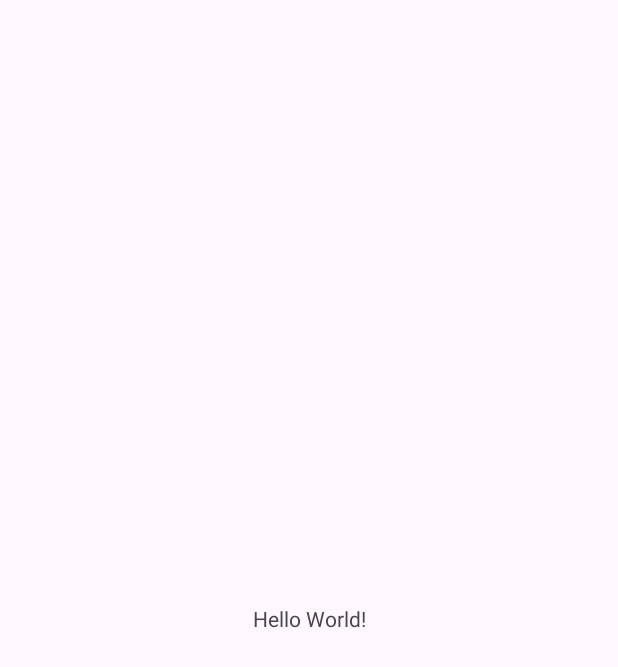
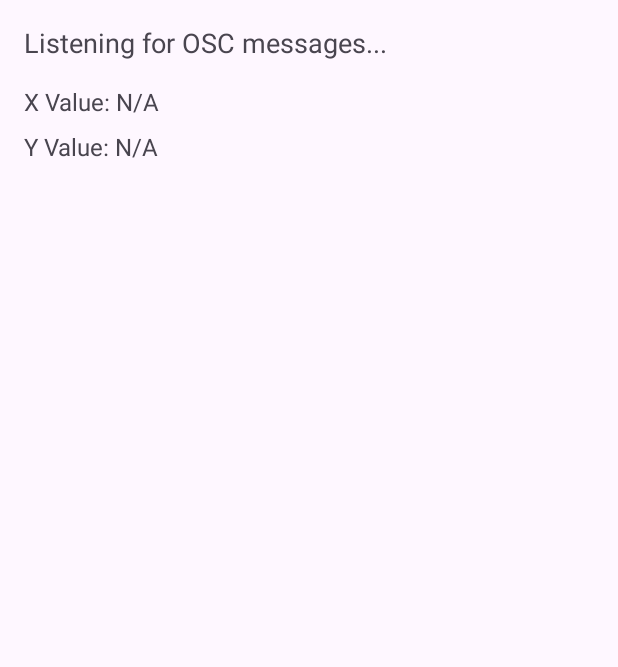
Before and after one commit to AnuragKurumaddali/MusicOnMovementsReceiver, an Android app: the screen it shows after launch (MainActivity), on a phone screen of 412 x 824 dp. Before the commit the part shown is almost empty. Shown: the top 667 px of the screen. Run offline under Robolectric (Android 15) with nearby library versions, the phone set to English and light mode, and no system bars.

Commit message:
Created the client for listening OSC messges from Server

```diff
--- a/app/build.gradle.kts
+++ b/app/build.gradle.kts
@@ -42,6 +42,10 @@ dependencies {
     implementation(libs.material)
     implementation(libs.androidx.activity)
     implementation(libs.androidx.constraintlayout)
+
+    // OSC communication library
+    implementation(files("libs\\javaosc.jar"))
+
     testImplementation(libs.junit)
     androidTestImplementation(libs.androidx.junit)
     androidTestImplementation(libs.androidx.espresso.core)
--- a/app/src/main/AndroidManifest.xml
+++ b/app/src/main/AndroidManifest.xml
@@ -1,6 +1,10 @@
 <?xml version="1.0" encoding="utf-8"?>
 <manifest xmlns:android="http://schemas.android.com/apk/res/android"
     xmlns:tools="http://schemas.android.com/tools">
+
+    <uses-permission android:name="android.permission.INTERNET" />
+    <uses-permission android:name="android.permission.ACCESS_NETWORK_STATE" />
+    <uses-permission android:name="android.permission.RECORD_AUDIO" />
 
     <application
         android:allowBackup="true"
--- a/app/src/main/java/com/vajra/musiconmovementsreceiver/MainActivity.kt
+++ b/app/src/main/java/com/vajra/musiconmovementsreceiver/MainActivity.kt
@@ -1,11 +1,28 @@
 package com.vajra.musiconmovementsreceiver
 
 import android.os.Bundle
+import android.widget.TextView
 import androidx.appcompat.app.AppCompatActivity
 
 class MainActivity : AppCompatActivity() {
+    private lateinit var statusTextView: TextView
+    private lateinit var xTextView: TextView
+    private lateinit var yTextView: TextView
+    private lateinit var oscMessageReceiver: OscMessageReceiver
+
     override fun onCreate(savedInstanceState: Bundle?) {
         super.onCreate(savedInstanceState)
         setContentView(R.layout.activity_main)
+        statusTextView = findViewById(R.id.statusTextView)
+        xTextView = findViewById(R.id.xTextView)
+        yTextView = findViewById(R.id.yTextView)
+
+        oscMessageReceiver = OscMessageReceiver(this,8000,statusTextView, xTextView, yTextView) // Listening on the same port as the Android app
+        oscMessageReceiver.startListening()
+    }
+
+    override fun onDestroy() {
+        super.onDestroy()
+        oscMessageReceiver.stopListening() // Clean up when the activity is destroyed
     }
 }
--- /dev/null
+++ b/app/src/main/java/com/vajra/musiconmovementsreceiver/OscMessageReceiver.kt
@@ -0,0 +1,50 @@
+package com.vajra.musiconmovementsreceiver
+
+import android.content.Context
+import android.util.Log
+import android.widget.TextView
+import javaosc.OSCMessage
+import javaosc.OSCPortIn
+import java.util.Date
+
+class OscMessageReceiver(
+    private val context: Context,
+    private val port: Int,
+    private val statusTextView: TextView,
+    private val xTextView: TextView,
+    private val yTextView: TextView
+){
+    private var oscPortIn: OSCPortIn? = null
+
+    fun startListening() {
+        oscPortIn = OSCPortIn(port) //.apply {
+        oscPortIn?.addListener { _: Date?, message: OSCMessage, _: Int ->
+            when (message.address) {
+
+                "/gesture/coordinates" -> {
+                    if(message.arguments.size == 2) {
+                        val x = message.arguments[0] as Float
+                        val y = message.arguments[1] as Float
+                        Log.e("aaa", "X : $x")
+                        Log.e("aaa", "Y : $y")
+                        handleOscMessage(x,y)
+                    }
+                }
+            }
+        }
+        oscPortIn?.startListening() // Start listening for incoming messages
+    }
+
+    private fun handleOscMessage(x: Float, y: Float) {
+        (context as MainActivity).runOnUiThread {
+            statusTextView.text = "Receiving messages started"
+            xTextView.text = "X Value: $x"
+            yTextView.text = "Y Value: $y"
+        }
+    }
+
+    fun stopListening() {
+        oscPortIn?.stopListening()
+        oscPortIn = null
+    }
+}
--- a/app/src/main/res/layout/activity_main.xml
+++ b/app/src/main/res/layout/activity_main.xml
@@ -1,19 +1,31 @@
 <?xml version="1.0" encoding="utf-8"?>
-<androidx.constraintlayout.widget.ConstraintLayout xmlns:android="http://schemas.android.com/apk/res/android"
-    xmlns:app="http://schemas.android.com/apk/res-auto"
-    xmlns:tools="http://schemas.android.com/tools"
-    android:id="@+id/main"
+<LinearLayout xmlns:android="http://schemas.android.com/apk/res/android"
     android:layout_width="match_parent"
     android:layout_height="match_parent"
-    tools:context=".MainActivity">
+    android:orientation="vertical"
+    android:padding="16dp">
 
     <TextView
+        android:id="@+id/statusTextView"
         android:layout_width="wrap_content"
         android:layout_height="wrap_content"
-        android:text="Hello World!"
-        app:layout_constraintBottom_toBottomOf="parent"
-        app:layout_constraintEnd_toEndOf="parent"
-        app:layout_constraintStart_toStartOf="parent"
-        app:layout_constraintTop_toTopOf="parent" />
+        android:text="Listening for OSC messages..."
+        android:textSize="18sp"
+        android:layout_marginBottom="16dp" />
 
-</androidx.constraintlayout.widget.ConstraintLayout>
+    <TextView
+        android:id="@+id/xTextView"
+        android:layout_width="wrap_content"
+        android:layout_height="wrap_content"
+        android:text="X Value: N/A"
+        android:textSize="16sp"
+        android:layout_marginBottom="8dp" />
+
+    <TextView
+        android:id="@+id/yTextView"
+        android:layout_width="wrap_content"
+        android:layout_height="wrap_content"
+        android:text="Y Value: N/A"
+        android:textSize="16sp" />
+
+</LinearLayout>
```
Also changed, not shown: app/libs/javaosc.jar (added).
